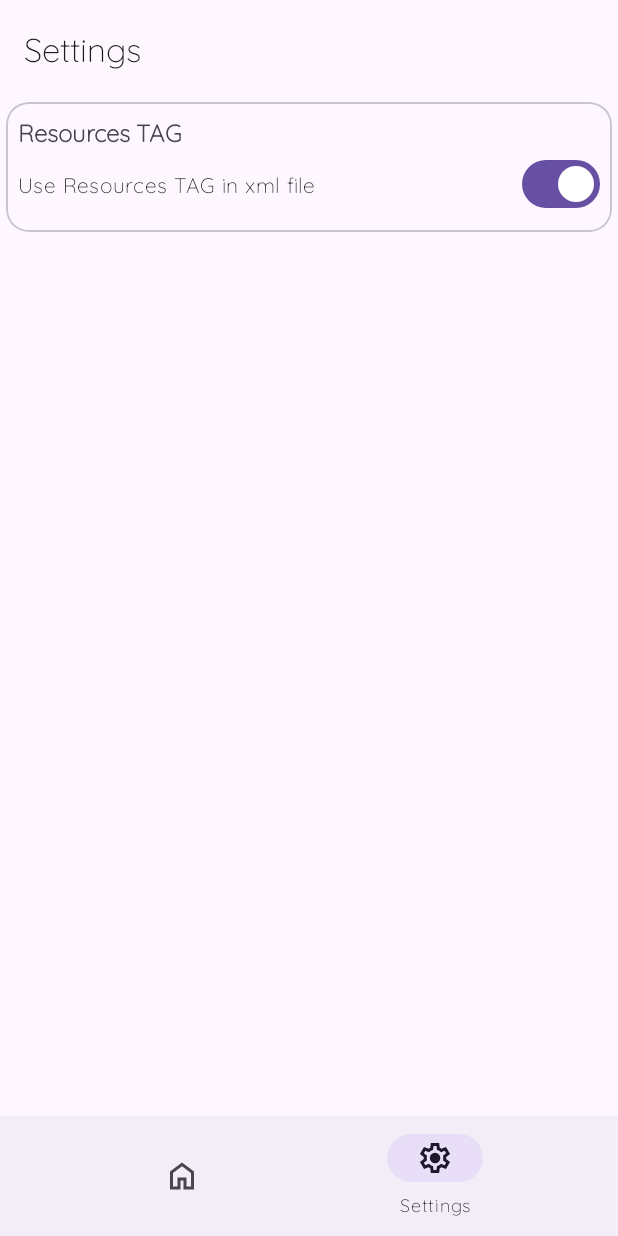
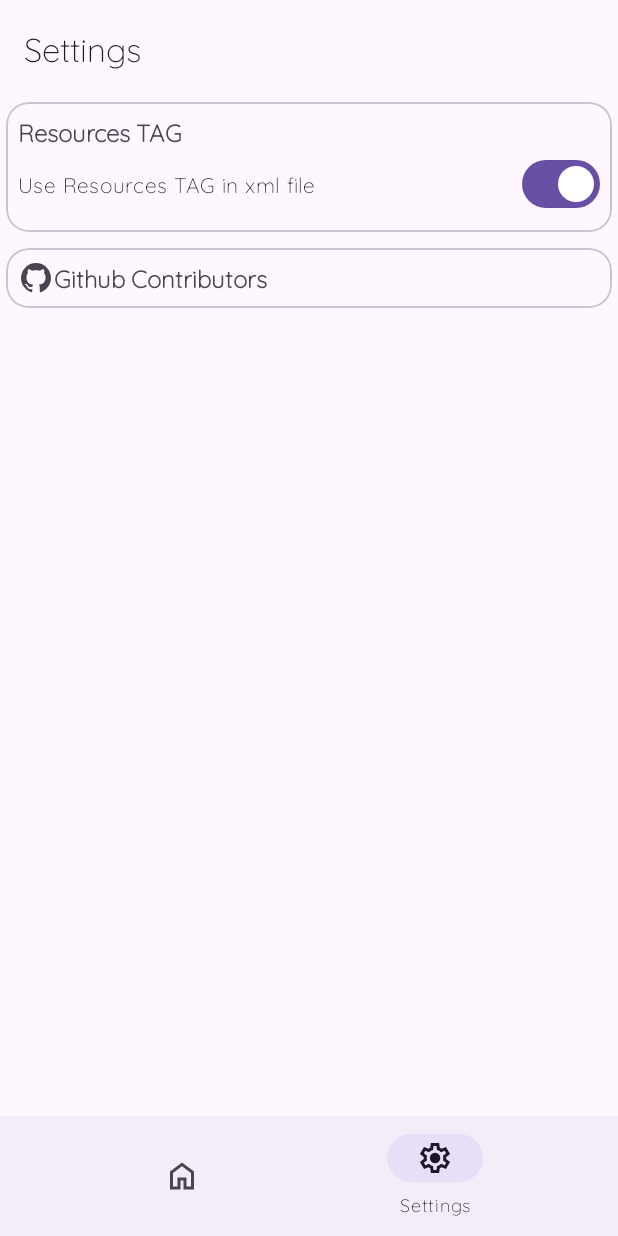
Before and after one commit to trindadedev13/StringsManager, an Android app: the screen it shows after launch (MainActivity), item 2 of the bottom bar chosen, on a phone screen of 412 x 824 dp. Run offline under Robolectric (Android 15) with nearby library versions, the phone set to English and light mode, and no system bars.

Commit message:
Github API Initialize for Contributors Activity

```diff
--- a/app/build.gradle.kts
+++ b/app/build.gradle.kts
@@ -44,4 +44,6 @@ dependencies {
     implementation("androidx.constraintlayout:constraintlayout:2.2.0-alpha11")
     implementation("com.google.android.material:material:1.11.0")
     implementation("com.google.code.gson:gson:2.10.1")
+    implementation("com.squareup.retrofit2:retrofit:2.9.0")
+    implementation("com.squareup.retrofit2:converter-gson:2.9.0")
 }
--- a/app/src/main/AndroidManifest.xml
+++ b/app/src/main/AndroidManifest.xml
@@ -21,5 +21,6 @@
             </intent-filter>
         </activity>
         <activity android:name="com.trindade.stringscreator.activities.DebugActivity"/>
+        <activity android:name="com.trindade.stringscreator.classes.api.github.GitHubContributorsActivity"/>
     </application>
 </manifest>
--- a/app/src/main/java/com/trindade/stringscreator/fragments/SettingsFragment.java
+++ b/app/src/main/java/com/trindade/stringscreator/fragments/SettingsFragment.java
@@ -2,6 +2,7 @@ package com.trindade.stringscreator.fragments;
 
 import android.app.Activity;
 import android.content.Context;
+import android.content.Intent;
 import android.content.SharedPreferences;
 import android.os.Bundle;
 import android.view.LayoutInflater;
@@ -15,6 +16,7 @@ import com.google.android.material.transition.MaterialSharedAxis;
 
 import com.trindade.stringscreator.R;
 import com.trindade.stringscreator.classes.GlobalConfig;
+import com.trindade.stringscreator.classes.api.github.GitHubContributorsActivity;
 import com.trindade.stringscreator.databinding.SettingsFragmentBinding;
 
 public class SettingsFragment extends Fragment {
@@ -26,12 +28,17 @@ public class SettingsFragment extends Fragment {
     @Override
     public void onCreate(Bundle bund) {
         super.onCreate(bund);
-        setEnterTransition(new MaterialSharedAxis(GlobalConfig.SharedAxisEnter, GlobalConfig.SharedAxisEnterBoolean));
-        setExitTransition(new MaterialSharedAxis(GlobalConfig.SharedAxisExit, GlobalConfig.SharedAxisExitBoolean));
+        setEnterTransition(
+                new MaterialSharedAxis(
+                        GlobalConfig.SharedAxisEnter, GlobalConfig.SharedAxisEnterBoolean));
+        setExitTransition(
+                new MaterialSharedAxis(
+                        GlobalConfig.SharedAxisExit, GlobalConfig.SharedAxisExitBoolean));
     }
 
     @Override
-    public View onCreateView(LayoutInflater inflater, ViewGroup container, Bundle savedInstanceState) {
+    public View onCreateView(
+            LayoutInflater inflater, ViewGroup container, Bundle savedInstanceState) {
         binding = SettingsFragmentBinding.inflate(inflater, container, false);
         ctx = requireContext();
         if (ctx != null) {
@@ -39,9 +46,16 @@ public class SettingsFragment extends Fragment {
             getData();
         }
 
-        binding.resourcesTag.setOnCheckedChangeListener((compoundButton, isChecked) -> {
-            sp.edit().putBoolean("ADD_RES", isChecked).apply();
-        });
+        binding.resourcesTag.setOnCheckedChangeListener(
+                (compoundButton, isChecked) -> {
+                    sp.edit().putBoolean("ADD_RES", isChecked).apply();
+                });
+
+        binding.githubContributors.setOnClickListener(
+                v -> {
+                    Intent in = new Intent(getActivity(), GitHubContributorsActivity.class);
+                    startActivity(in);
+                });
 
         return binding.getRoot();
     }
--- /dev/null
+++ b/app/src/main/res/drawable/ic_github.xml
@@ -0,0 +1,10 @@
+<?xml version="1.0" encoding="utf-8"?>
+<vector xmlns:android="http://schemas.android.com/apk/res/android"
+    android:width="24dp"
+    android:height="24dp"
+    android:viewportWidth="24"
+    android:viewportHeight="24">
+    <path
+        android:fillColor="?attr/colorControlNormal"
+        android:pathData="M12,2A10,10 0,0 0,2 12C2,16.42 4.87,20.17 8.84,21.5C9.34,21.58 9.5,21.27 9.5,21C9.5,20.77 9.5,20.14 9.5,19.31C6.73,19.91 6.14,17.97 6.14,17.97C5.68,16.81 5.03,16.5 5.03,16.5C4.12,15.88 5.1,15.9 5.1,15.9C6.1,15.97 6.63,16.93 6.63,16.93C7.5,18.45 8.97,18 9.54,17.76C9.63,17.11 9.89,16.67 10.17,16.42C7.95,16.17 5.62,15.31 5.62,11.5C5.62,10.39 6,9.5 6.65,8.79C6.55,8.54 6.2,7.5 6.75,6.15C6.75,6.15 7.59,5.88 9.5,7.17C10.29,6.95 11.15,6.84 12,6.84C12.85,6.84 13.71,6.95 14.5,7.17C16.41,5.88 17.25,6.15 17.25,6.15C17.8,7.5 17.45,8.54 17.35,8.79C18,9.5 18.38,10.39 18.38,11.5C18.38,15.32 16.04,16.16 13.81,16.41C14.17,16.72 14.5,17.33 14.5,18.26C14.5,19.6 14.5,20.68 14.5,21C14.5,21.27 14.66,21.59 15.17,21.5C19.14,20.16 22,16.42 22,12A10,10 0,0 0,12 2Z" />
+</vector>
--- a/app/src/main/res/layout/settings_fragment.xml
+++ b/app/src/main/res/layout/settings_fragment.xml
@@ -32,12 +32,14 @@
         <LinearLayout
              android:layout_height="match_parent"
              android:layout_width="match_parent"
-             android:padding="4dp">
+             android:padding="4dp"
+             android:orientation="vertical">
 
             <com.google.android.material.card.MaterialCardView
                  android:layout_height="wrap_content"
                  android:layout_width="match_parent"
                  app:rippleColor="#000000"
+                 android:layout_marginBottom="5dp"
                  android:backgroundTint="@android:color/transparent"
                  app:cardCornerRadius="15dp">
 
@@ -58,8 +60,39 @@
                          android:layout_height="wrap_content"
                          android:layout_width="match_parent"
                          android:singleLine="true"
-                        android:id="@+id/resourcesTag"
+                         android:id="@+id/resourcesTag"
                          android:text="@string/settings_resources_tag_description" />
+
+                </LinearLayout>
+
+            </com.google.android.material.card.MaterialCardView>
+
+            <com.google.android.material.card.MaterialCardView
+                 android:layout_height="wrap_content"
+                 android:layout_width="match_parent"
+                 app:rippleColor="#000000"
+                 android:layout_marginTop="5dp"
+                 android:backgroundTint="@android:color/transparent"
+                 app:cardCornerRadius="15dp"
+                 android:id="@+id/github_contributors">
+
+                <LinearLayout
+                     android:layout_height="wrap_content"
+                     android:layout_width="match_parent"
+                     android:padding="8dp"
+                     android:orientation="horizontal">
+
+                    <ImageView
+                         android:layout_height="wrap_content"
+                         android:layout_width="wrap_content"
+                         android:src="@drawable/ic_github" />
+
+                    <TextView
+                         android:layout_height="wrap_content"
+                         android:layout_width="wrap_content"
+                         android:textSize="16sp"
+                         android:textStyle="bold"
+                         android:text="@string/github_contributors" />
 
                 </LinearLayout>
 
--- a/app/src/main/res/values/strings.xml
+++ b/app/src/main/res/values/strings.xml
@@ -24,4 +24,5 @@
     <string name="edit">Edit</string>
     <string name="settings_resources_tag_title">Resources TAG</string>
     <string name="settings_resources_tag_description">Use Resources TAG in xml file</string>
+    <string name="github_contributors">Github Contributors</string>
 </resources>
```
Also changed, not shown: app/src/main/java/com/trindade/stringscreator/classes/api/github/Contributor.java (added, +20 -0 lines), app/src/main/java/com/trindade/stringscreator/classes/api/github/GitHubContributorsActivity.java (added, +113 -0 lines), app/src/main/java/com/trindade/stringscreator/classes/api/github/GitHubService.java (added, +19 -0 lines), app/src/main/java/com/trindade/stringscreator/classes/api/github/User.java (added, +20 -0 lines), app/src/main/res/layout/only_test.xml (added, +15 -0 lines).
